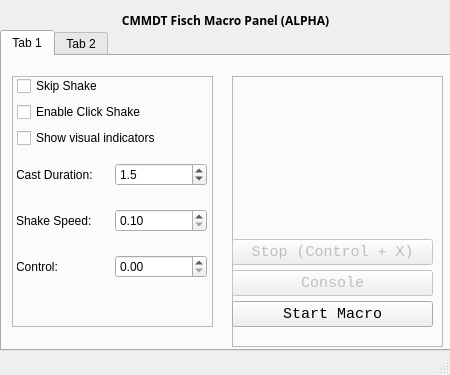
First picture: the form in Macro/macromainwindow.ui, repository Arvin2A/The-CMMDT-Macro, before the edit.
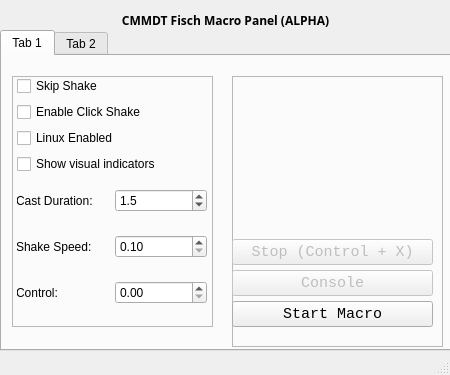
Second picture: the form after the edit. Icons and pictures are not drawn.

Diff of the .ui file:
```diff
--- a/Macro/macromainwindow.ui
+++ b/Macro/macromainwindow.ui
@@ -88,7 +88,7 @@
          <x>0</x>
          <y>0</y>
          <width>201</width>
-         <height>251</height>
+         <height>252</height>
         </rect>
        </property>
        <layout class="QVBoxLayout" name="mainlayout1">
@@ -109,6 +109,13 @@
           </property>
          </widget>
         </item>
+        <item>
+         <widget class="QCheckBox" name="islinux">
+          <property name="text">
+           <string>Linux Enabled</string>
+          </property>
+         </widget>
+        </item>
         <item>
          <widget class="QCheckBox" name="visual_indicators">
           <property name="text">
```
